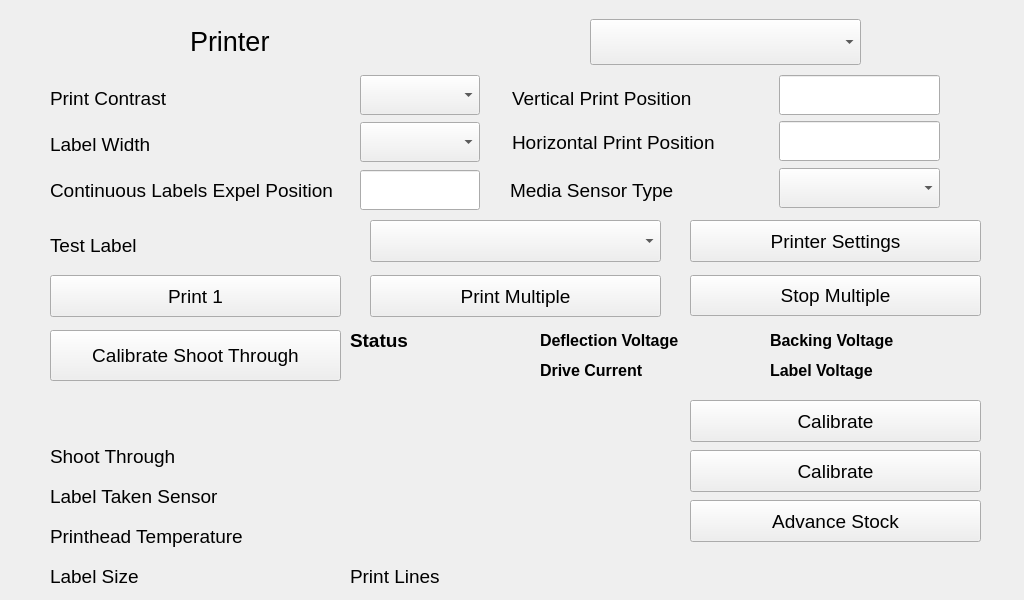
First picture: the form in Windux/Application/shared/sessionHandler/screens/servicePrinterConfig.ui, repository itwfeg/NGW-Branch-4.2.300, before the edit.
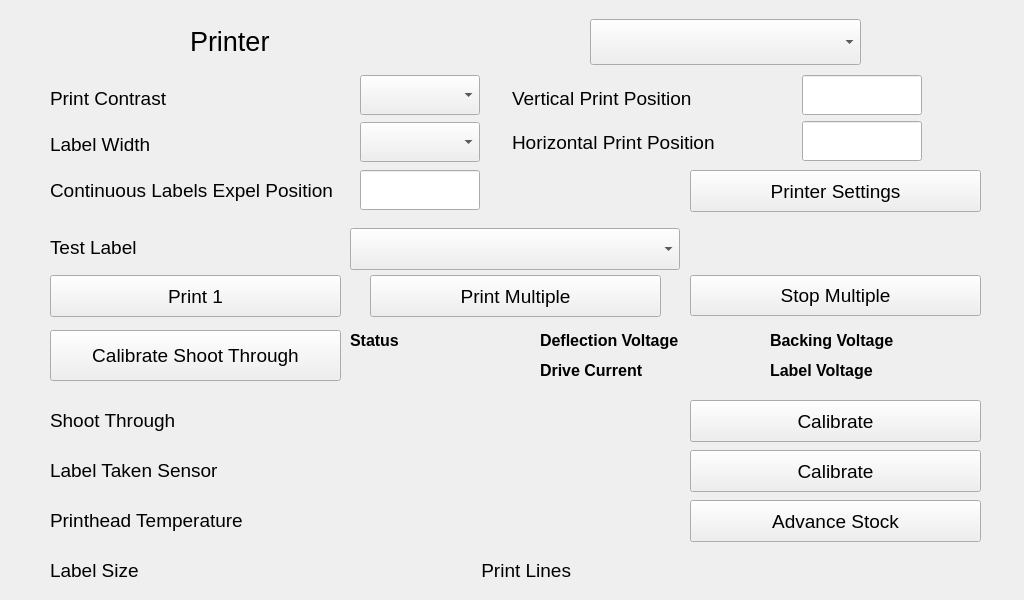
Second picture: the form after the edit. Custom widgets are drawn as their Qt base class.

What changed in the file:
```diff
--- a/Windux/Application/shared/sessionHandler/screens/servicePrinterConfig.ui
+++ b/Windux/Application/shared/sessionHandler/screens/servicePrinterConfig.ui
@@ -120,7 +120,7 @@
     <rect>
      <x>512</x>
      <y>78</y>
-     <width>261</width>
+     <width>270</width>
      <height>41</height>
     </rect>
    </property>
@@ -141,7 +141,7 @@
     <rect>
      <x>512</x>
      <y>122</y>
-     <width>261</width>
+     <width>270</width>
      <height>41</height>
     </rect>
    </property>
@@ -161,8 +161,8 @@
    <property name="geometry">
     <rect>
      <x>50</x>
-     <y>230</y>
-     <width>301</width>
+     <y>232</y>
+     <width>331</width>
      <height>30</height>
     </rect>
    </property>
@@ -223,45 +223,45 @@
   <widget class="hobart::numericLineEdit" name="txtVerticalPrintPosition">
    <property name="geometry">
     <rect>
-     <x>779</x>
+     <x>802</x>
      <y>75</y>
-     <width>161</width>
+     <width>120</width>
      <height>40</height>
     </rect>
    </property>
    <property name="font">
     <font>
-     <pointsize>14</pointsize>
+     <pointsize>16</pointsize>
     </font>
    </property>
   </widget>
   <widget class="hobart::numericLineEdit" name="txtHorizontalPrintPosition">
    <property name="geometry">
     <rect>
-     <x>779</x>
+     <x>802</x>
      <y>121</y>
-     <width>161</width>
+     <width>120</width>
      <height>40</height>
     </rect>
    </property>
    <property name="font">
     <font>
-     <pointsize>14</pointsize>
+     <pointsize>16</pointsize>
     </font>
    </property>
   </widget>
   <widget class="QComboBox" name="cbTestLabelPattern">
    <property name="geometry">
     <rect>
-     <x>370</x>
-     <y>220</y>
-     <width>291</width>
+     <x>350</x>
+     <y>228</y>
+     <width>330</width>
      <height>42</height>
     </rect>
    </property>
    <property name="font">
     <font>
-     <pointsize>14</pointsize>
+     <pointsize>22</pointsize>
     </font>
    </property>
   </widget>
@@ -409,6 +409,27 @@
     <string>Calibrate</string>
    </property>
   </widget>
+  <widget class="QLabel" name="lblLabelTakenSensor">
+   <property name="geometry">
+    <rect>
+     <x>50</x>
+     <y>450</y>
+     <width>315</width>
+     <height>41</height>
+    </rect>
+   </property>
+   <property name="font">
+    <font>
+     <pointsize>14</pointsize>
+    </font>
+   </property>
+   <property name="text">
+    <string>Label Taken Sensor</string>
+   </property>
+   <property name="wordWrap">
+    <bool>true</bool>
+   </property>
+  </widget>
   <widget class="QPushButton" name="btnCalibrateLabelTakenSensor">
    <property name="geometry">
     <rect>
@@ -481,11 +502,179 @@
     <string>Advance Stock</string>
    </property>
   </widget>
+  <widget class="QLabel" name="lblPrintheadTemp">
+   <property name="geometry">
+    <rect>
+     <x>50</x>
+     <y>500</y>
+     <width>315</width>
+     <height>41</height>
+    </rect>
+   </property>
+   <property name="font">
+    <font>
+     <pointsize>14</pointsize>
+    </font>
+   </property>
+   <property name="text">
+    <string>Printhead Temperature</string>
+   </property>
+   <property name="wordWrap">
+    <bool>true</bool>
+   </property>
+  </widget>
+  <widget class="QLabel" name="lblMediaSensorData">
+   <property name="geometry">
+    <rect>
+     <x>410</x>
+     <y>400</y>
+     <width>250</width>
+     <height>30</height>
+    </rect>
+   </property>
+   <property name="font">
+    <font>
+     <pointsize>14</pointsize>
+    </font>
+   </property>
+   <property name="text">
+    <string/>
+   </property>
+   <property name="alignment">
+    <set>Qt::AlignRight|Qt::AlignTrailing|Qt::AlignVCenter</set>
+   </property>
+  </widget>
+  <widget class="QLabel" name="lblLabelTakenSensorData">
+   <property name="geometry">
+    <rect>
+     <x>410</x>
+     <y>450</y>
+     <width>250</width>
+     <height>30</height>
+    </rect>
+   </property>
+   <property name="font">
+    <font>
+     <pointsize>14</pointsize>
+    </font>
+   </property>
+   <property name="text">
+    <string/>
+   </property>
+   <property name="alignment">
+    <set>Qt::AlignRight|Qt::AlignTrailing|Qt::AlignVCenter</set>
+   </property>
+  </widget>
+  <widget class="QLabel" name="lblPrintheadTempData">
+   <property name="geometry">
+    <rect>
+     <x>407</x>
+     <y>500</y>
+     <width>250</width>
+     <height>30</height>
+    </rect>
+   </property>
+   <property name="font">
+    <font>
+     <pointsize>14</pointsize>
+    </font>
+   </property>
+   <property name="text">
+    <string/>
+   </property>
+   <property name="alignment">
+    <set>Qt::AlignRight|Qt::AlignTrailing|Qt::AlignVCenter</set>
+   </property>
+  </widget>
+  <widget class="QLabel" name="lblLabelSize">
+   <property name="geometry">
+    <rect>
+     <x>50</x>
+     <y>550</y>
+     <width>151</width>
+     <height>41</height>
+    </rect>
+   </property>
+   <property name="font">
+    <font>
+     <pointsize>14</pointsize>
+    </font>
+   </property>
+   <property name="text">
+    <string>Label Size</string>
+   </property>
+   <property name="wordWrap">
+    <bool>true</bool>
+   </property>
+  </widget>
+  <widget class="QLabel" name="lblLabelSizeData">
+   <property name="geometry">
+    <rect>
+     <x>210</x>
+     <y>556</y>
+     <width>141</width>
+     <height>30</height>
+    </rect>
+   </property>
+   <property name="font">
+    <font>
+     <pointsize>14</pointsize>
+    </font>
+   </property>
+   <property name="text">
+    <string/>
+   </property>
+  </widget>
+  <widget class="QLabel" name="lblPrintLinesData">
+   <property name="geometry">
+    <rect>
+     <x>584</x>
+     <y>556</y>
+     <width>131</width>
+     <height>30</height>
+    </rect>
+   </property>
+   <property name="font">
+    <font>
+     <pointsize>14</pointsize>
+    </font>
+   </property>
+   <property name="text">
+    <string/>
+   </property>
+   <property name="alignment">
+    <set>Qt::AlignLeading|Qt::AlignLeft|Qt::AlignVCenter</set>
+   </property>
+  </widget>
+  <widget class="QLabel" name="lblPrintLines">
+   <property name="geometry">
+    <rect>
+     <x>380</x>
+     <y>550</y>
+     <width>191</width>
+     <height>41</height>
+    </rect>
+   </property>
+   <property name="font">
+    <font>
+     <pointsize>14</pointsize>
+    </font>
+   </property>
+   <property name="text">
+    <string>Print Lines</string>
+   </property>
+   <property name="alignment">
+    <set>Qt::AlignRight|Qt::AlignTrailing|Qt::AlignVCenter</set>
+   </property>
+   <property name="wordWrap">
+    <bool>true</bool>
+   </property>
+  </widget>
   <widget class="QPushButton" name="btnOperatorPrinterSettings">
    <property name="geometry">
     <rect>
      <x>690</x>
-     <y>220</y>
+     <y>170</y>
      <width>291</width>
      <height>42</height>
     </rect>
@@ -734,13 +923,13 @@
     <rect>
      <x>350</x>
      <y>330</y>
-     <width>81</width>
+     <width>51</width>
      <height>21</height>
     </rect>
    </property>
    <property name="font">
     <font>
-     <pointsize>14</pointsize>
+     <pointsize>12</pointsize>
      <weight>75</weight>
      <bold>true</bold>
     </font>
@@ -755,15 +944,15 @@
   <widget class="QLabel" name="lblStatusValue">
    <property name="geometry">
     <rect>
-     <x>420</x>
+     <x>410</x>
      <y>330</y>
-     <width>111</width>
+     <width>121</width>
      <height>51</height>
     </rect>
    </property>
    <property name="font">
     <font>
-     <pointsize>14</pointsize>
+     <pointsize>12</pointsize>
     </font>
    </property>
    <property name="text">
@@ -773,27 +962,12 @@
     <bool>true</bool>
    </property>
   </widget>
-  <widget class="QComboBox" name="cboMediaSensorType">
+  <widget class="QLabel" name="lblMediaSensor">
    <property name="geometry">
     <rect>
-     <x>779</x>
-     <y>168</y>
-     <width>161</width>
-     <height>40</height>
-    </rect>
-   </property>
-   <property name="font">
-    <font>
-     <pointsize>14</pointsize>
-    </font>
-   </property>
-  </widget>
-  <widget class="QLabel" name="lblMediaSensorType">
-   <property name="geometry">
-    <rect>
-     <x>510</x>
-     <y>170</y>
-     <width>271</width>
+     <x>50</x>
+     <y>400</y>
+     <width>315</width>
      <height>41</height>
     </rect>
    </property>
@@ -803,254 +977,11 @@
     </font>
    </property>
    <property name="text">
-    <string>Media Sensor Type</string>
+    <string>Shoot Through</string>
    </property>
-  </widget>
-  <widget class="QWidget" name="">
-   <property name="geometry">
-    <rect>
-     <x>50</x>
-     <y>560</y>
-     <width>291</width>
-     <height>33</height>
-    </rect>
+   <property name="wordWrap">
+    <bool>true</bool>
    </property>
-   <layout class="QHBoxLayout" name="horizontalLayout">
-    <item>
-     <widget class="QLabel" name="lblLabelSize">
-      <property name="minimumSize">
-       <size>
-        <width>0</width>
-        <height>31</height>
-       </size>
-      </property>
-      <property name="font">
-       <font>
-        <pointsize>14</pointsize>
-       </font>
-      </property>
-      <property name="text">
-       <string>Label Size</string>
-      </property>
-      <property name="wordWrap">
-       <bool>true</bool>
-      </property>
-     </widget>
-    </item>
-    <item>
-     <widget class="QLabel" name="lblLabelSizeData">
-      <property name="font">
-       <font>
-        <pointsize>14</pointsize>
-       </font>
-      </property>
-      <property name="text">
-       <string/>
-      </property>
-     </widget>
-    </item>
-   </layout>
-  </widget>
-  <widget class="QWidget" name="">
-   <property name="geometry">
-    <rect>
-     <x>350</x>
-     <y>560</y>
-     <width>281</width>
-     <height>33</height>
-    </rect>
-   </property>
-   <layout class="QHBoxLayout" name="horizontalLayout_2">
-    <item>
-     <widget class="QLabel" name="lblPrintLines">
-      <property name="minimumSize">
-       <size>
-        <width>0</width>
-        <height>31</height>
-       </size>
-      </property>
-      <property name="font">
-       <font>
-        <pointsize>14</pointsize>
-       </font>
-      </property>
-      <property name="text">
-       <string>Print Lines</string>
-      </property>
-      <property name="alignment">
-       <set>Qt::AlignLeading|Qt::AlignLeft|Qt::AlignVCenter</set>
-      </property>
-      <property name="wordWrap">
-       <bool>true</bool>
-      </property>
-     </widget>
-    </item>
-    <item>
-     <widget class="QLabel" name="lblPrintLinesData">
-      <property name="font">
-       <font>
-        <pointsize>14</pointsize>
-       </font>
-      </property>
-      <property name="text">
-       <string/>
-      </property>
-      <property name="alignment">
-       <set>Qt::AlignLeading|Qt::AlignLeft|Qt::AlignVCenter</set>
-      </property>
-     </widget>
-    </item>
-   </layout>
-  </widget>
-  <widget class="QWidget" name="">
-   <property name="geometry">
-    <rect>
-     <x>50</x>
-     <y>520</y>
-     <width>581</width>
-     <height>33</height>
-    </rect>
-   </property>
-   <layout class="QHBoxLayout" name="horizontalLayout_3">
-    <item>
-     <widget class="QLabel" name="lblPrintheadTemp">
-      <property name="minimumSize">
-       <size>
-        <width>201</width>
-        <height>31</height>
-       </size>
-      </property>
-      <property name="font">
-       <font>
-        <pointsize>14</pointsize>
-       </font>
-      </property>
-      <property name="text">
-       <string>Printhead Temperature</string>
-      </property>
-      <property name="wordWrap">
-       <bool>true</bool>
-      </property>
-     </widget>
-    </item>
-    <item>
-     <widget class="QLabel" name="lblPrintheadTempData">
-      <property name="font">
-       <font>
-        <pointsize>14</pointsize>
-       </font>
-      </property>
-      <property name="text">
-       <string/>
-      </property>
-      <property name="alignment">
-       <set>Qt::AlignRight|Qt::AlignTrailing|Qt::AlignVCenter</set>
-      </property>
-     </widget>
-    </item>
-   </layout>
-  </widget>
-  <widget class="QWidget" name="">
-   <property name="geometry">
-    <rect>
-     <x>50</x>
-     <y>480</y>
-     <width>581</width>
-     <height>33</height>
-    </rect>
-   </property>
-   <layout class="QHBoxLayout" name="horizontalLayout_4">
-    <item>
-     <widget class="QLabel" name="lblLabelTakenSensor">
-      <property name="minimumSize">
-       <size>
-        <width>201</width>
-        <height>31</height>
-       </size>
-      </property>
-      <property name="font">
-       <font>
-        <pointsize>14</pointsize>
-       </font>
-      </property>
-      <property name="text">
-       <string>Label Taken Sensor</string>
-      </property>
-      <property name="wordWrap">
-       <bool>true</bool>
-      </property>
-     </widget>
-    </item>
-    <item>
-     <widget class="QLabel" name="lblLabelTakenSensorData">
-      <property name="minimumSize">
-       <size>
-        <width>0</width>
-        <height>31</height>
-       </size>
-      </property>
-      <property name="font">
-       <font>
-        <pointsize>14</pointsize>
-       </font>
-      </property>
-      <property name="text">
-       <string/>
-      </property>
-      <property name="alignment">
-       <set>Qt::AlignRight|Qt::AlignTrailing|Qt::AlignVCenter</set>
-      </property>
-     </widget>
-    </item>
-   </layout>
-  </widget>
-  <widget class="QWidget" name="">
-   <property name="geometry">
-    <rect>
-     <x>50</x>
-     <y>440</y>
-     <width>581</width>
-     <height>33</height>
-    </rect>
-   </property>
-   <layout class="QHBoxLayout" name="horizontalLayout_5">
-    <item>
-     <widget class="QLabel" name="lblMediaSensor">
-      <property name="minimumSize">
-       <size>
-        <width>0</width>
-        <height>31</height>
-       </size>
-      </property>
-      <property name="font">
-       <font>
-        <pointsize>14</pointsize>
-       </font>
-      </property>
-      <property name="text">
-       <string>Shoot Through</string>
-      </property>
-      <property name="wordWrap">
-       <bool>true</bool>
-      </property>
-     </widget>
-    </item>
-    <item>
-     <widget class="QLabel" name="lblMediaSensorData">
-      <property name="font">
-       <font>
-        <pointsize>14</pointsize>
-       </font>
-      </property>
-      <property name="text">
-       <string/>
-      </property>
-      <property name="alignment">
-       <set>Qt::AlignRight|Qt::AlignTrailing|Qt::AlignVCenter</set>
-      </property>
-     </widget>
-    </item>
-   </layout>
   </widget>
  </widget>
  <customwidgets>
```
Left out of the diff: 14 changed lines with no effect on the pictures.
